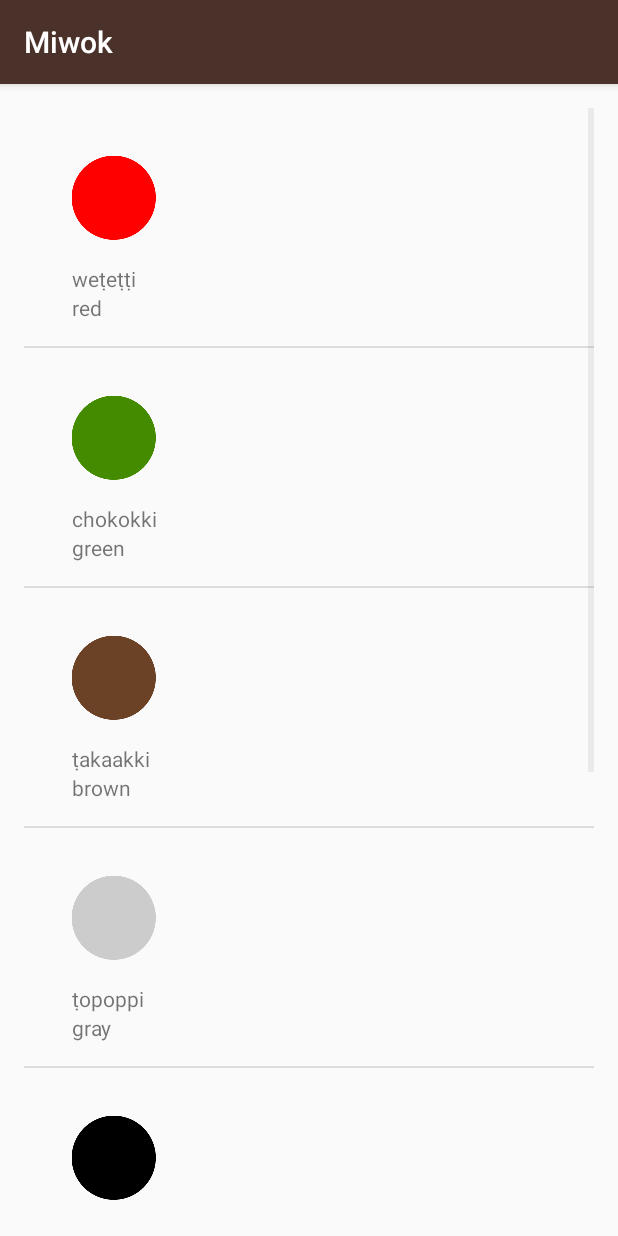
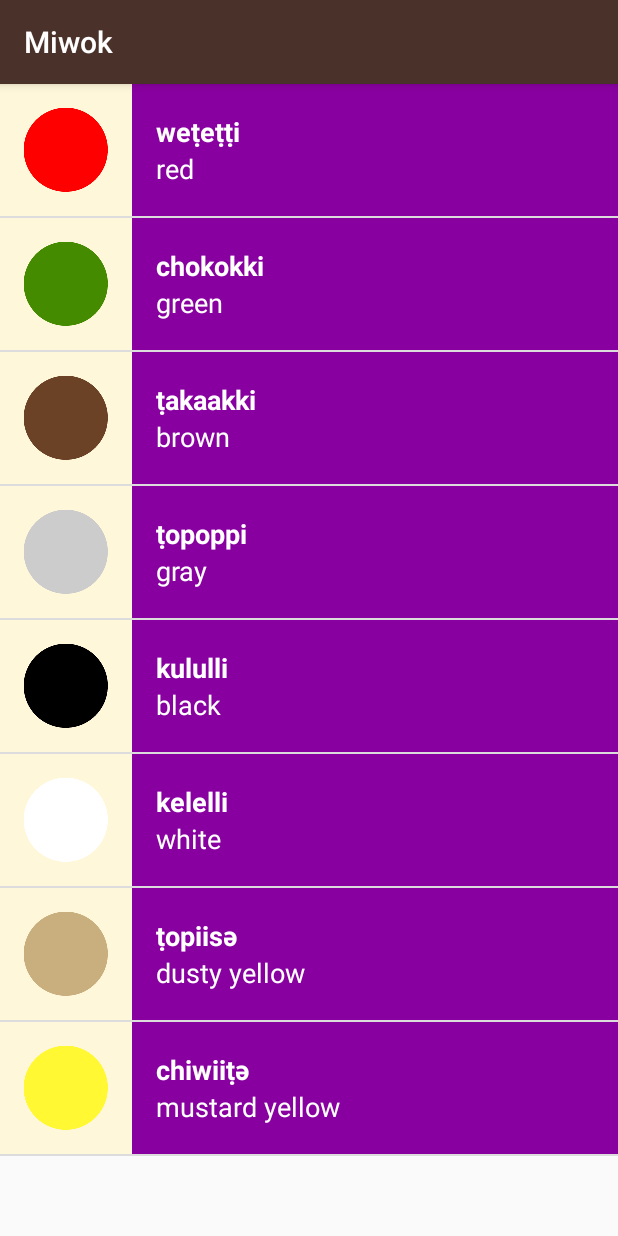
Before and after one commit to zizoh/miwok-app, an Android app: the ColorsActivity screen opened directly, with no data from a screen before it, on a phone screen of 412 x 824 dp. Run offline under Robolectric (Android 15) with nearby library versions, the phone set to English and light mode, and no system bars.

Commit message:
modify WordAdapter constructor to accept color as third input modify WordAdapter to set the correct background color to each list item modify the category activities to call the new WordAdapter constructor

```diff
--- a/app/src/main/java/com/example/android/miwok/ColorsActivity.java
+++ b/app/src/main/java/com/example/android/miwok/ColorsActivity.java
@@ -27,7 +27,7 @@ public class ColorsActivity extends AppCompatActivity {
         // Create an {@link WordAdapter}, whose data source is a list of {@Word}s. The
         // adapter knows how to create list items in the list
         WordAdapter adapter =
-                new WordAdapter(this, words);
+                new WordAdapter(this, words, R.color.category_colors);
 
         // Find the {@link ListView} object in the view hierarchy of the {@link Activity}.
         // There should be a {@link ListView} with the view ID called list which is declared in the
--- a/app/src/main/java/com/example/android/miwok/FamilyActivity.java
+++ b/app/src/main/java/com/example/android/miwok/FamilyActivity.java
@@ -29,7 +29,7 @@ public class FamilyActivity extends AppCompatActivity {
         // Create an {@link WordAdapter}, whose data source is a list of {@Word}s. The
         // adapter knows how to create list items in the list
         WordAdapter adapter =
-                new WordAdapter(this, words);
+                new WordAdapter(this, words, R.color.category_family);
 
         // Find the {@link ListView} object in the view hierarchy of the {@link Activity}.
         // There should be a {@link ListView} with the view ID called list which is declared in the
--- a/app/src/main/java/com/example/android/miwok/NumbersActivity.java
+++ b/app/src/main/java/com/example/android/miwok/NumbersActivity.java
@@ -29,7 +29,7 @@ public class NumbersActivity extends AppCompatActivity {
         // Create an {@link WordAdapter}, whose data source is a list of {@Word}s. The
         // adapter knows how to create list items in the list
         WordAdapter adapter =
-                new WordAdapter(this, words);
+                new WordAdapter(this, words, R.color.category_numbers);
 
         // Find the {@link ListView} object in the view hierarchy of the {@link Activity}.
         // There should be a {@link ListView} with the view ID called list which is declared in the
--- a/app/src/main/java/com/example/android/miwok/PhrasesActivity.java
+++ b/app/src/main/java/com/example/android/miwok/PhrasesActivity.java
@@ -29,7 +29,7 @@ public class PhrasesActivity extends AppCompatActivity {
         // Create an {@link WordAdapter}, whose data source is a list of {@Word}s. The
         // adapter knows how to create list items in the list
         WordAdapter adapter =
-                new WordAdapter(this, words);
+                new WordAdapter(this, words, R.color.category_phrases);
 
         // Find the {@link ListView} object in the view hierarchy of the {@link Activity}.
         // There should be a {@link ListView} with the view ID called list which is declared in the
--- a/app/src/main/java/com/example/android/miwok/Word.java
+++ b/app/src/main/java/com/example/android/miwok/Word.java
@@ -26,7 +26,7 @@ public class Word {
     private int mImageResourceId = NO_IMAGE_PROVIDED;
 
     /**
-     * Canstant value that represents no image was provided for this word
+     * Constant value that represents no image was provided for this word
      */
     private static final int NO_IMAGE_PROVIDED = -1;
 
--- a/app/src/main/java/com/example/android/miwok/WordAdapter.java
+++ b/app/src/main/java/com/example/android/miwok/WordAdapter.java
@@ -17,6 +17,7 @@
 package com.example.android.miwok;
 
 import android.app.Activity;
+import android.support.v4.content.ContextCompat;
 import android.view.LayoutInflater;
 import android.view.View;
 import android.view.ViewGroup;
@@ -39,6 +40,11 @@ public class WordAdapter extends ArrayAdapter<Word> {
     private static final String LOG_TAG = WordAdapter.class.getSimpleName();
 
     /**
+     * Resource ID for the background color for this list of words
+     */
+    private int mColorResourceId;
+
+    /**
      * This is our own custom constructor (it doesn't mirror a superclass constructor).
      * The context is used to inflate the layout file, and the list is the data we want
      * to populate into the lists.
@@ -46,12 +52,13 @@ public class WordAdapter extends ArrayAdapter<Word> {
      * @param context The current context. Used to inflate the layout file.
      * @param words   A List of Word objects to display in a list
      */
-    public WordAdapter(Activity context, ArrayList<Word> words) {
+    public WordAdapter(Activity context, ArrayList<Word> words, int colorResourceId) {
         // Here, we initialize the ArrayAdapter's internal storage for the context and the list.
         // the second argument is used when the ArrayAdapter is populating a single TextView.
         // Because this is a custom adapter for two TextViews the adapter is not
         // going to use this second argument, so it can be any value. Here, we used 0.
         super(context, 0, words);
+        mColorResourceId = colorResourceId;
     }
 
     /**
@@ -100,7 +107,14 @@ public class WordAdapter extends ArrayAdapter<Word> {
             imageView.setVisibility(View.GONE);
         }
 
-        // Return the whole list item layout (containing 2 TextViews)
+        // Set the theme color for the list item
+        View textContainer = listItemView.findViewById(R.id.text_container);
+        // Find the color that the resource ID maps to
+        int color = ContextCompat.getColor(getContext(), mColorResourceId);
+        // Set the background color of the text container View
+        textContainer.setBackgroundColor(color);
+
+        // Return the whole list item layout
         // so that it can be shown in the ListView
         return listItemView;
     }
--- a/app/src/main/res/layout/list_item.xml
+++ b/app/src/main/res/layout/list_item.xml
@@ -1,38 +1,56 @@
-<?xml version="1.0" encoding="utf-8"?>
+<?xml version="1.0" encoding="utf-8"?><!-- Copyright (C) 2016 The Android Open Source Project
+
+     Licensed under the Apache License, Version 2.0 (the "License");
+     you may not use this file except in compliance with the License.
+     You may obtain a copy of the License at
+
+          http://www.apache.org/licenses/LICENSE-2.0
+
+     Unless required by applicable law or agreed to in writing, software
+     distributed under the License is distributed on an "AS IS" BASIS,
+     WITHOUT WARRANTIES OR CONDITIONS OF ANY KIND, either express or implied.
+     See the License for the specific language governing permissions and
+     limitations under the License.
+--><!-- Layout for a single list item -->
 <LinearLayout xmlns:android="http://schemas.android.com/apk/res/android"
     xmlns:tools="http://schemas.android.com/tools"
     android:layout_width="match_parent"
-    android:layout_height="match_parent"
-    android:minHeight="?android:attr/listPreferredItemHeight"
-    android:orientation="vertical"
-    android:padding="16dp">
+    android:layout_height="wrap_content"
+    android:background="@color/tan_background"
+    android:minHeight="@dimen/list_item_height"
+    android:orientation="horizontal">
 
     <ImageView
         android:id="@+id/image"
-        android:layout_width="wrap_content"
-        android:layout_height="wrap_content"
-        tools:src="@mipmap/ic_launcher" />
+        android:layout_width="@dimen/list_item_height"
+        android:layout_height="@dimen/list_item_height" />
 
     <LinearLayout
+        android:id="@+id/text_container"
         android:layout_width="match_parent"
-        android:layout_height="wrap_content"
+        android:layout_height="match_parent"
         android:orientation="vertical"
-        android:paddingLeft="16dp"
-        android:paddingRight="16dp"
-        android:paddingStart="16dp">
+        android:paddingLeft="16dp">
 
         <TextView
             android:id="@+id/miwok_text_view"
             android:layout_width="match_parent"
-            android:layout_height="match_parent"
+            android:layout_height="0dp"
+            android:layout_weight="1"
+            android:gravity="bottom"
+            android:textAppearance="?android:textAppearanceMedium"
+            android:textColor="@android:color/white"
+            android:textStyle="bold"
             tools:text="lutti" />
 
         <TextView
             android:id="@+id/default_text_view"
             android:layout_width="match_parent"
-            android:layout_height="match_parent"
+            android:layout_height="0dp"
+            android:layout_weight="1"
+            android:gravity="top"
+            android:textAppearance="?android:textAppearanceMedium"
+            android:textColor="@android:color/white"
             tools:text="one" />
-
     </LinearLayout>
-
 </LinearLayout>
--- a/app/src/main/res/layout/word_list.xml
+++ b/app/src/main/res/layout/word_list.xml
@@ -1,12 +1,19 @@
-<?xml version="1.0" encoding="utf-8"?>
+<?xml version="1.0" encoding="utf-8"?><!-- Copyright (C) 2016 The Android Open Source Project
+
+     Licensed under the Apache License, Version 2.0 (the "License");
+     you may not use this file except in compliance with the License.
+     You may obtain a copy of the License at
+
+          http://www.apache.org/licenses/LICENSE-2.0
+
+     Unless required by applicable law or agreed to in writing, software
+     distributed under the License is distributed on an "AS IS" BASIS,
+     WITHOUT WARRANTIES OR CONDITIONS OF ANY KIND, either express or implied.
+     See the License for the specific language governing permissions and
+     limitations under the License.
+-->
 <ListView xmlns:android="http://schemas.android.com/apk/res/android"
-    xmlns:tools="http://schemas.android.com/tools"
     android:id="@+id/list"
+    android:orientation="vertical"
     android:layout_width="match_parent"
-    android:layout_height="match_parent"
-    android:orientation="vertical"
-    android:paddingBottom="@dimen/activity_horizontal_margin"
-    android:paddingLeft="@dimen/activity_horizontal_margin"
-    android:paddingStart="@dimen/activity_horizontal_margin"
-    android:paddingRight="@dimen/activity_vertical_margin"
-    android:paddingTop="@dimen/activity_vertical_margin" />
+    android:layout_height="match_parent" />
--- a/app/src/main/res/values-w820dp/dimens.xml
+++ /dev/null
@@ -1,20 +0,0 @@
-<!-- Copyright (C) 2016 The Android Open Source Project
-
-     Licensed under the Apache License, Version 2.0 (the "License");
-     you may not use this file except in compliance with the License.
-     You may obtain a copy of the License at
-
-          http://www.apache.org/licenses/LICENSE-2.0
-
-     Unless required by applicable law or agreed to in writing, software
-     distributed under the License is distributed on an "AS IS" BASIS,
-     WITHOUT WARRANTIES OR CONDITIONS OF ANY KIND, either express or implied.
-     See the License for the specific language governing permissions and
-     limitations under the License.
--->
-<resources>
-    <!-- Example customization of dimensions originally defined in res/values/dimens.xml
-         (such as screen margins) for screens with more than 820dp of available width. This
-         would include 7" and 10" devices in landscape (~960dp and ~1280dp respectively). -->
-    <dimen name="activity_horizontal_margin">64dp</dimen>
-</resources>
--- a/app/src/main/res/values/dimens.xml
+++ b/app/src/main/res/values/dimens.xml
@@ -16,6 +16,5 @@
     <!-- Height of each list item -->
     <dimen name="list_item_height">88dp</dimen>
     <!-- Default screen margins, per the Android Design guidelines. -->
-    <dimen name="activity_horizontal_margin">16dp</dimen>
-    <dimen name="activity_vertical_margin">16dp</dimen>
+
 </resources>
```
